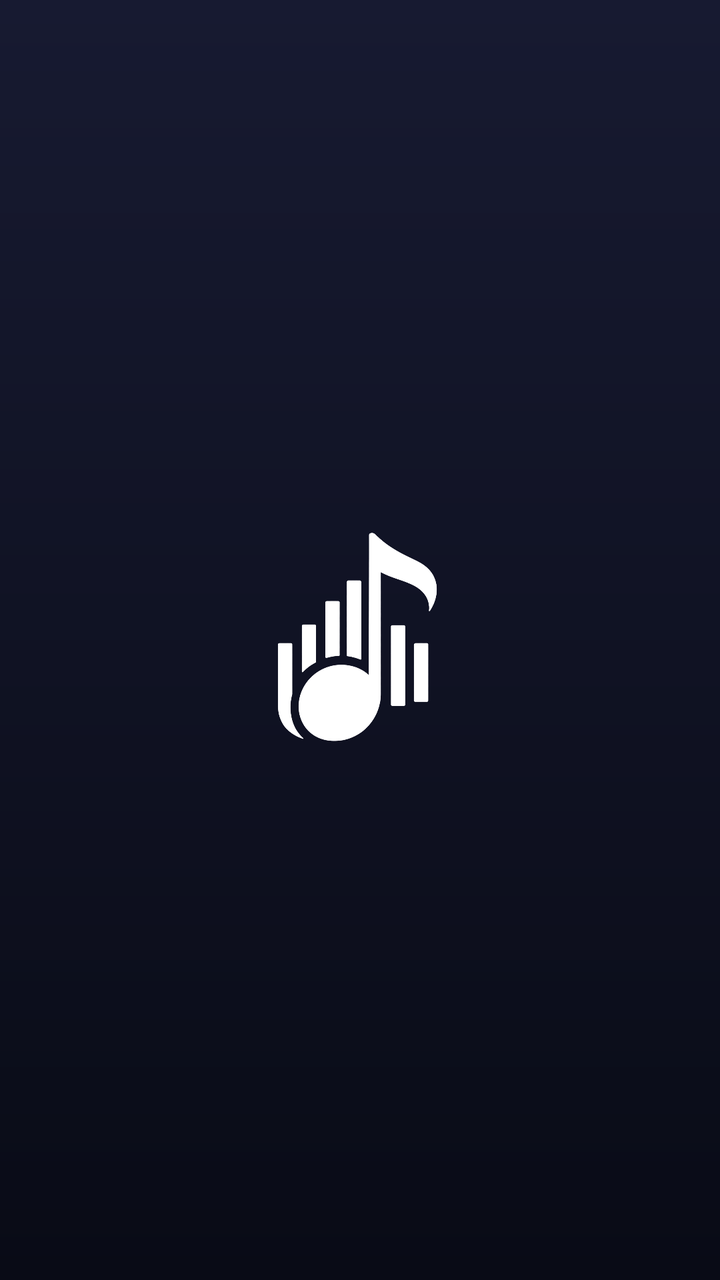
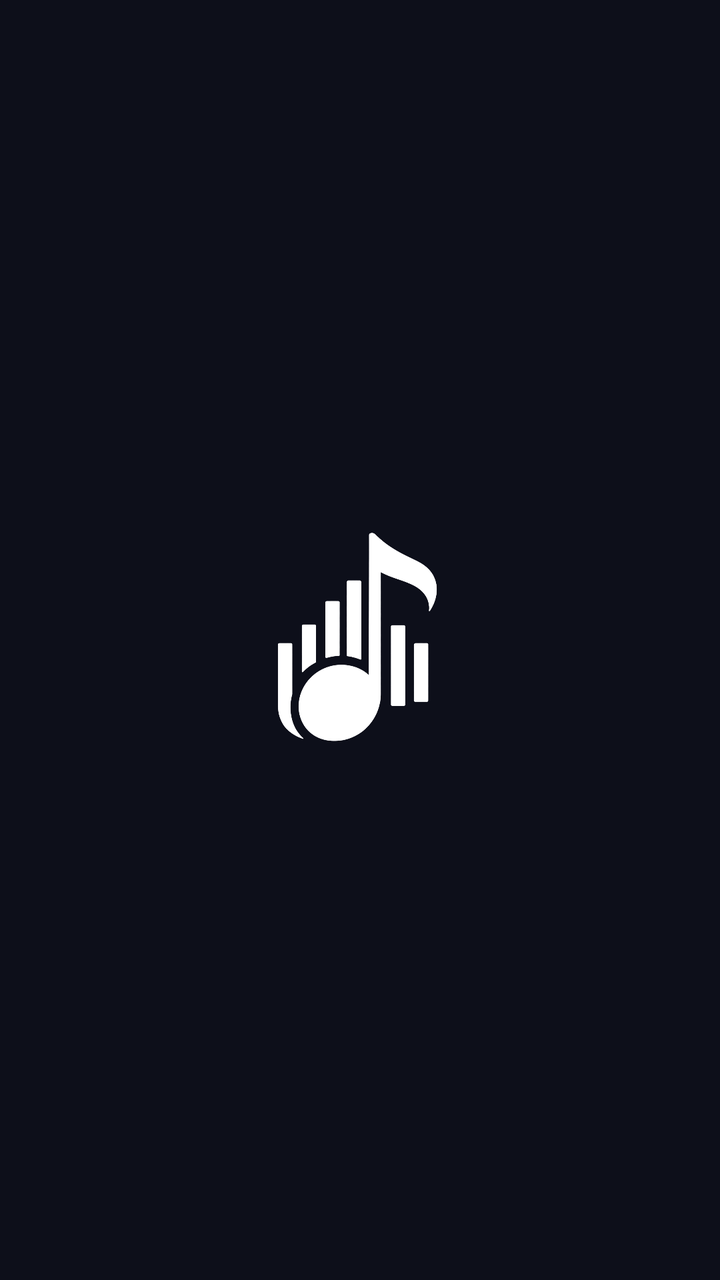

Screens rendered from an Android XML layout before and after an edit, with the pre-edit source and the edit as a unified diff.
<!-- AndroidManifest.xml: activity theme Theme.MusicBar -->
<!-- res/layout/activity_main.xml -->
<?xml version="1.0" encoding="utf-8"?>
<FrameLayout xmlns:android="http://schemas.android.com/apk/res/android"
    android:layout_width="match_parent"
    android:layout_height="match_parent"
    android:background="@drawable/bg_app">

    
    <ScrollView
        android:id="@+id/stationSelectView"
        android:layout_width="match_parent"
        android:layout_height="match_parent"
        android:clipToPadding="false"
        android:fillViewport="true"
        android:paddingHorizontal="20dp"
        android:paddingVertical="28dp">

        <LinearLayout
            android:id="@+id/stationContent"
            android:layout_width="wrap_content"
            android:layout_height="match_parent"
            android:layout_gravity="center_horizontal"
            android:gravity="center"
            android:orientation="vertical">

            
            <ImageView
                android:id="@+id/stationSelectLogo"
                android:layout_width="120dp"
                android:layout_height="120dp"
                android:layout_marginTop="32dp"
                android:layout_marginBottom="24dp"
                android:src="@drawable/logo_white" />

            <LinearLayout
                android:id="@+id/stationList"
                android:layout_width="match_parent"
                android:layout_height="wrap_content"
                android:layout_marginTop="18dp"
                android:gravity="center_horizontal"
                android:orientation="vertical" />
        </LinearLayout>
    </ScrollView>

    
    <LinearLayout
        android:id="@+id/playerView"
        android:layout_width="match_parent"
        android:layout_height="match_parent"
        android:orientation="vertical"
        android:paddingBottom="120dp"
        android:visibility="gone">

        
        <RelativeLayout
            android:layout_width="match_parent"
            android:layout_height="56dp"
            android:paddingHorizontal="18dp"
            android:gravity="center_vertical">

            <ImageButton
                android:id="@+id/backButton"
                android:layout_width="44dp"
                android:layout_height="44dp"
                android:layout_alignParentStart="true"
                android:layout_centerVertical="true"
                android:background="?android:attr/selectableItemBackgroundBorderless"
                android:contentDescription="Back"
                android:padding="10dp"
                android:scaleType="centerInside"
                android:src="@drawable/ic_back" />

            
            <TextView
                android:id="@+id/stationLabel"
                android:layout_width="wrap_content"
                android:layout_height="wrap_content"
                android:layout_toEndOf="@id/backButton"
                android:layout_centerVertical="true"
                android:layout_marginStart="12dp"
                android:textColor="@color/white"
                android:textSize="20sp"
                android:textStyle="bold"
                android:ellipsize="end"
                android:maxLines="1"
                android:visibility="visible" />

            <LinearLayout
                android:layout_width="wrap_content"
                android:layout_height="wrap_content"
                android:layout_alignParentEnd="true"
                android:layout_centerVertical="true"
                android:gravity="center_vertical"
                android:orientation="horizontal">

                
                <ImageButton
                    android:id="@+id/playlistSelectButton"
                    android:layout_width="40dp"
                    android:layout_height="40dp"
                    android:layout_marginEnd="12dp"
                    android:background="?android:attr/selectableItemBackgroundBorderless"
                    android:contentDescription="Select Playlist"
                    android:padding="8dp"
                    android:scaleType="centerInside"
                    android:src="@drawable/ic_playlist" />

                <ProgressBar
                    android:id="@+id/loadingSpinner"
                    style="?android:attr/progressBarStyleSmall"
                    android:layout_width="20dp"
                    android:layout_height="20dp"
                    android:layout_marginEnd="10dp"
                    android:indeterminateTint="#D7D5FF"
                    android:visibility="gone" />

                <TextView
                    android:id="@+id/statusLabel"
                    android:layout_width="wrap_content"
                    android:layout_height="wrap_content"
                    android:background="@drawable/bg_chip"
                    android:ellipsize="end"
                    android:gravity="center"
                    android:maxLines="1"
                    android:paddingHorizontal="12dp"
                    android:paddingVertical="7dp"
                    android:text="พร้อมเล่น"
                    android:textColor="#D7D5FF"
                    android:textSize="11sp"
                    android:textStyle="bold" />
            </LinearLayout>
        </RelativeLayout>

        
        <ScrollView
            android:layout_width="match_parent"
            android:layout_height="0dp"
            android:layout_weight="1"
            android:fillViewport="true"
            android:paddingHorizontal="18dp">

            <LinearLayout
                android:id="@+id/playerContent"
                android:layout_width="match_parent"
                android:layout_height="wrap_content"
                android:orientation="vertical">

                <LinearLayout
                    android:id="@+id/playlistContainer"
                    android:layout_width="match_parent"
                    android:layout_height="wrap_content"
                    android:orientation="vertical" />

                
                <LinearLayout
                    android:id="@+id/queueList"
                    android:layout_width="match_parent"
                    android:layout_height="wrap_content"
                    android:layout_marginTop="12dp"
                    android:orientation="vertical" />
            </LinearLayout>
        </ScrollView>
    </LinearLayout>

    
    <LinearLayout
        android:id="@+id/controlBar"
        android:layout_width="match_parent"
        android:layout_height="wrap_content"
        android:layout_gravity="bottom"
        android:background="@drawable/bg_control_bar"
        android:elevation="22dp"
        android:orientation="vertical"
        android:paddingHorizontal="18dp"
        android:paddingTop="12dp"
        android:paddingBottom="16dp"
        android:visibility="gone">

        
        <LinearLayout
            android:layout_width="match_parent"
            android:layout_height="wrap_content"
            android:gravity="center_vertical"
            android:orientation="horizontal">

            <TextView
                android:id="@+id/currentTimeLabel"
                android:layout_width="wrap_content"
                android:layout_height="wrap_content"
                android:layout_marginEnd="8dp"
                android:text="0:00"
                android:textColor="#8E96BD"
                android:textSize="11sp" />

            <ProgressBar
                android:id="@+id/playbackProgress"
                style="?android:attr/progressBarStyleHorizontal"
                android:layout_width="0dp"
                android:layout_height="5dp"
                android:layout_weight="1"
                android:max="1000"
                android:progress="0"
                android:progressDrawable="@drawable/progress_musicbar" />

            <TextView
                android:id="@+id/durationLabel"
                android:layout_width="wrap_content"
                android:layout_height="wrap_content"
                android:layout_marginStart="8dp"
                android:text="0:00"
                android:textColor="#8E96BD"
                android:textSize="11sp" />
        </LinearLayout>

        
        <LinearLayout
            android:layout_width="match_parent"
            android:layout_height="wrap_content"
            android:layout_marginTop="12dp"
            android:gravity="center_vertical"
            android:orientation="horizontal">

            
            <LinearLayout
                android:layout_width="0dp"
                android:layout_height="wrap_content"
                android:layout_weight="1.2"
                android:gravity="center_vertical"
                android:orientation="horizontal">

                <ImageView
                    android:id="@+id/controlArtworkView"
                    android:layout_width="52dp"
                    android:layout_height="52dp"
                    android:background="@drawable/bg_control_artwork"
                    android:contentDescription="Current song artwork"
                    android:padding="2dp"
                    android:scaleType="centerCrop"
                    android:src="@drawable/ic_music_note" />

                <LinearLayout
                    android:layout_width="0dp"
                    android:layout_height="wrap_content"
                    android:layout_marginStart="12dp"
                    android:layout_weight="1"
                    android:orientation="vertical">

                    <TextView
                        android:id="@+id/songTitle"
                        android:layout_width="match_parent"
                        android:layout_height="wrap_content"
                        android:ellipsize="marquee"
                        android:focusable="true"
                        android:focusableInTouchMode="true"
                        android:freezesText="true"
                        android:gravity="start"
                        android:marqueeRepeatLimit="marquee_forever"
                        android:maxLines="1"
                        android:scrollHorizontally="true"
                        android:singleLine="true"
                        android:text="เลือกสถานี"
                        android:textColor="@color/white"
                        android:textSize="15sp"
                        android:textStyle="bold" />

                    <TextView
                        android:id="@+id/songArtist"
                        android:layout_width="match_parent"
                        android:layout_height="wrap_content"
                        android:layout_marginTop="2dp"
                        android:ellipsize="end"
                        android:maxLines="1"
                        android:text="Music Bar"
                        android:textColor="@color/slate_300"
                        android:textSize="12sp" />
                </LinearLayout>
            </LinearLayout>

            
            <LinearLayout
                android:layout_width="wrap_content"
                android:layout_height="wrap_content"
                android:gravity="center_vertical"
                android:orientation="horizontal">

                <ImageButton
                    android:id="@+id/previousButton"
                    android:layout_width="44dp"
                    android:layout_height="44dp"
                    android:background="@drawable/bg_control_secondary"
                    android:contentDescription="Previous"
                    android:padding="12dp"
                    android:scaleType="center"
                    android:src="@drawable/ic_skip_previous" />

                <ImageButton
                    android:id="@+id/playPauseButton"
                    android:layout_width="56dp"
                    android:layout_height="56dp"
                    android:layout_marginHorizontal="12dp"
                    android:background="@drawable/bg_control_primary"
                    android:contentDescription="Play"
                    android:elevation="8dp"
                    android:outlineProvider="bounds"
                    android:padding="16dp"
                    android:scaleType="center"
                    android:src="@drawable/ic_play" />

                <ImageButton
                    android:id="@+id/nextButton"
                    android:layout_width="44dp"
                    android:layout_height="44dp"
                    android:background="@drawable/bg_control_secondary"
                    android:contentDescription="Next"
                    android:padding="12dp"
                    android:scaleType="center"
                    android:src="@drawable/ic_skip_next" />

                <ImageButton
                    android:id="@+id/crossfadeToggle"
                    android:layout_width="44dp"
                    android:layout_height="44dp"
                    android:layout_marginStart="12dp"
                    android:background="@drawable/bg_control_secondary"
                    android:contentDescription="Crossfade"
                    android:padding="12dp"
                    android:scaleType="centerInside"
                    android:src="@drawable/ic_crossfade" />
            </LinearLayout>
        </LinearLayout>

        
        <TextView
            android:id="@+id/crossfadeLabel"
            android:layout_width="0dp"
            android:layout_height="0dp"
            android:text=""
            android:visibility="gone" />
    </LinearLayout>

    
    <FrameLayout
        android:id="@+id/artworkFrame"
        android:layout_width="1dp"
        android:layout_height="1dp"
        android:visibility="gone">

        <ImageView
            android:id="@+id/artworkView"
            android:layout_width="1dp"
            android:layout_height="1dp"
            android:contentDescription="Album artwork"
            android:src="@drawable/ic_music_note" />
    </FrameLayout>

    
    <LinearLayout
        android:id="@+id/playlistSelectView"
        android:layout_width="match_parent"
        android:layout_height="match_parent"
        android:background="@drawable/bg_app"
        android:orientation="vertical"
        android:visibility="gone">

        
        <RelativeLayout
            android:layout_width="match_parent"
            android:layout_height="56dp"
            android:paddingHorizontal="18dp"
            android:gravity="center_vertical">

            <ImageButton
                android:id="@+id/cancelPlaylistSelectButton"
                android:layout_width="44dp"
                android:layout_height="44dp"
                android:layout_alignParentStart="true"
                android:layout_centerVertical="true"
                android:background="?android:attr/selectableItemBackgroundBorderless"
                android:contentDescription="Back"
                android:padding="10dp"
                android:scaleType="centerInside"
                android:src="@drawable/ic_back" />

            <TextView
                android:layout_width="wrap_content"
                android:layout_height="wrap_content"
                android:layout_toEndOf="@id/cancelPlaylistSelectButton"
                android:layout_centerVertical="true"
                android:layout_marginStart="12dp"
                android:text="เลือก Playlist"
                android:textColor="@color/white"
                android:textSize="20sp"
                android:textStyle="bold"
                android:ellipsize="end"
                android:maxLines="1" />
        </RelativeLayout>

        
        <ScrollView
            android:layout_width="match_parent"
            android:layout_height="0dp"
            android:layout_weight="1"
            android:clipToPadding="false"
            android:fillViewport="true"
            android:paddingHorizontal="20dp"
            android:paddingVertical="12dp">

            <LinearLayout
                android:id="@+id/playlistList"
                android:layout_width="wrap_content"
                android:layout_height="wrap_content"
                android:layout_gravity="center_horizontal"
                android:gravity="center_horizontal"
                android:orientation="vertical" />
        </ScrollView>
    </LinearLayout>
</FrameLayout>
<!-- resources referenced by this layout -->
<resources>
  <color name="slate_300">#FFAAB0D8</color>
  <color name="white">#FFFFFFFF</color>
  <!-- drawable bg_app (drawable) -->
  <?xml version="1.0" encoding="utf-8"?>
  <shape xmlns:android="http://schemas.android.com/apk/res/android">
      <gradient
          android:angle="270"
          android:endColor="#090B16"
          android:startColor="#171A31" />
  </shape>
  <!-- drawable bg_chip (drawable) -->
  <?xml version="1.0" encoding="utf-8"?>
  <shape xmlns:android="http://schemas.android.com/apk/res/android">
      <gradient
          android:angle="90"
          android:endColor="#1C2142"
          android:startColor="#242A51" />
      <corners android:radius="18dp" />
      <stroke
          android:width="1dp"
          android:color="#343B69" />
  </shape>
  <!-- drawable bg_control_artwork (drawable) -->
  <?xml version="1.0" encoding="utf-8"?>
  <shape xmlns:android="http://schemas.android.com/apk/res/android">
      <solid android:color="#11162B" />
      <corners android:radius="12dp" />
      <stroke
          android:width="1dp"
          android:color="#3A4374" />
  </shape>
  <!-- drawable bg_control_bar (drawable) -->
  <?xml version="1.0" encoding="utf-8"?>
  <shape xmlns:android="http://schemas.android.com/apk/res/android">
      <gradient
          android:angle="90"
          android:startColor="#CC111426"
          android:endColor="#801D2246" />
      <corners
          android:topLeftRadius="24dp"
          android:topRightRadius="24dp" />
      <stroke
          android:width="1dp"
          android:color="#26FFFFFF" />
  </shape>
  <!-- drawable bg_control_secondary (drawable) -->
  <?xml version="1.0" encoding="utf-8"?>
  <shape xmlns:android="http://schemas.android.com/apk/res/android">
      <gradient
          android:angle="135"
          android:endColor="#1D2248"
          android:startColor="#2A305E" />
      <corners android:radius="32dp" />
      <stroke
          android:width="1dp"
          android:color="#3C447B" />
  </shape>
  <!-- drawable ic_playlist (drawable) -->
  <?xml version="1.0" encoding="utf-8"?>
  <vector xmlns:android="http://schemas.android.com/apk/res/android"
      android:width="24dp"
      android:height="24dp"
      android:viewportWidth="24"
      android:viewportHeight="24">
      
      <path
          android:strokeColor="#FFFFFF"
          android:strokeWidth="2"
          android:strokeLineCap="round"
          android:pathData="M 4,6 L 14,6" />
      <path
          android:strokeColor="#FFFFFF"
          android:strokeWidth="2"
          android:strokeLineCap="round"
          android:pathData="M 4,12 L 12,12" />
      <path
          android:strokeColor="#FFFFFF"
          android:strokeWidth="2"
          android:strokeLineCap="round"
          android:pathData="M 4,18 L 10,18" />
  
      
      <path
          android:fillColor="#FFFFFF"
          android:pathData="M 18,5 L 22,5 L 22,7 L 18,7 L 18,13 A 2.5,2.5 0 1 1 15.5,10.5 A 2.5,2.5 0 0 1 18,13 L 18,5 Z" />
  </vector>
  <color name="musicbar_violet">#FF6A5CFF</color>
  <color name="musicbar_indigo">#FF1E3A8A</color>
  <color name="musicbar_blue">#FF3D7BFF</color>
  <color name="musicbar_pink">#FFFF5DB8</color>
  <color name="dark_bg">#FF111426</color>
  <!-- unchanged entries left out for length: 10 -->
</resources>

<!-- the commit's change to res/layout/activity_main.xml (unified diff, before → after) -->
@@ -91,6 +91,18 @@
                 android:layout_centerVertical="true"
                 android:gravity="center_vertical"
                 android:orientation="horizontal">
+
+                
+                <ImageButton
+                    android:id="@+id/refreshButton"
+                    android:layout_width="40dp"
+                    android:layout_height="40dp"
+                    android:layout_marginEnd="8dp"
+                    android:background="?android:attr/selectableItemBackgroundBorderless"
+                    android:contentDescription="Refresh"
+                    android:padding="8dp"
+                    android:scaleType="centerInside"
+                    android:src="@drawable/ic_refresh" />
 
                 
                 <ImageButton
@@ -167,12 +179,14 @@
         android:layout_width="match_parent"
         android:layout_height="wrap_content"
         android:layout_gravity="bottom"
+        android:layout_marginHorizontal="12dp"
+        android:layout_marginBottom="12dp"
         android:background="@drawable/bg_control_bar"
         android:elevation="22dp"
         android:orientation="vertical"
         android:paddingHorizontal="18dp"
-        android:paddingTop="12dp"
-        android:paddingBottom="16dp"
+        android:paddingTop="14dp"
+        android:paddingBottom="18dp"
         android:visibility="gone">
 
         
@@ -380,10 +394,23 @@
                 android:scaleType="centerInside"
                 android:src="@drawable/ic_back" />
 
+            <ImageButton
+                android:id="@+id/playlistRefreshButton"
+                android:layout_width="40dp"
+                android:layout_height="40dp"
+                android:layout_alignParentEnd="true"
+                android:layout_centerVertical="true"
+                android:background="?android:attr/selectableItemBackgroundBorderless"
+                android:contentDescription="Refresh Playlists"
+                android:padding="8dp"
+                android:scaleType="centerInside"
+                android:src="@drawable/ic_refresh" />
+
             <TextView
                 android:layout_width="wrap_content"
                 android:layout_height="wrap_content"
                 android:layout_toEndOf="@id/cancelPlaylistSelectButton"
+                android:layout_toStartOf="@id/playlistRefreshButton"
                 android:layout_centerVertical="true"
                 android:layout_marginStart="12dp"
                 android:text="เลือก Playlist"
@@ -413,4 +440,56 @@
                 android:orientation="vertical" />
         </ScrollView>
     </LinearLayout>
+
+    
+    <FrameLayout
+        android:id="@+id/splashOverlay"
+        android:layout_width="match_parent"
+        android:layout_height="match_parent"
+        android:background="#E6001E2D"
+        android:visibility="gone">
+
+        <LinearLayout
+            android:layout_width="wrap_content"
+            android:layout_height="wrap_content"
+            android:layout_gravity="center"
+            android:gravity="center"
+            android:orientation="vertical">
+
+            <ImageView
+                android:id="@+id/splashLogo"
+                android:layout_width="80dp"
+                android:layout_height="80dp"
+                android:src="@drawable/logo_white" />
+
+            <TextView
+                android:id="@+id/splashStationName"
+                android:layout_width="wrap_content"
+                android:layout_height="wrap_content"
+                android:layout_marginTop="16dp"
+                android:textColor="@color/white"
+                android:textSize="18sp"
+                android:textStyle="bold"
+                android:ellipsize="end"
+                android:maxLines="1"
+                android:text="" />
+
+            <ProgressBar
+                android:id="@+id/splashSpinner"
+                style="?android:attr/progressBarStyleSmall"
+                android:layout_width="28dp"
+                android:layout_height="28dp"
+                android:layout_marginTop="24dp"
+                android:indeterminateTint="#D7D5FF" />
+
+            <TextView
+                android:id="@+id/splashStatus"
+                android:layout_width="wrap_content"
+                android:layout_height="wrap_content"
+                android:layout_marginTop="12dp"
+                android:textColor="#8E96BD"
+                android:textSize="13sp"
+                android:text="กำลังโหลด..." />
+        </LinearLayout>
+    </FrameLayout>
 </FrameLayout>
<!-- resource entries referenced after the edit -->
@@ -5,60 +5,46 @@
   <!-- drawable bg_app (drawable) -->
   <?xml version="1.0" encoding="utf-8"?>
   <shape xmlns:android="http://schemas.android.com/apk/res/android">
-      <gradient
-          android:angle="270"
-          android:endColor="#090B16"
-          android:startColor="#171A31" />
+      <solid android:color="#FF0D0F1A" />
   </shape>
   <!-- drawable bg_chip (drawable) -->
   <?xml version="1.0" encoding="utf-8"?>
   <shape xmlns:android="http://schemas.android.com/apk/res/android">
-      <gradient
-          android:angle="90"
-          android:endColor="#1C2142"
-          android:startColor="#242A51" />
+      <solid android:color="#1A1C2440" />
       <corners android:radius="18dp" />
       <stroke
-          android:width="1dp"
-          android:color="#343B69" />
+          android:width="0.5dp"
+          android:color="#1AFFFFFF" />
   </shape>
   <!-- drawable bg_control_artwork (drawable) -->
   <?xml version="1.0" encoding="utf-8"?>
   <shape xmlns:android="http://schemas.android.com/apk/res/android">
-      <solid android:color="#11162B" />
+      <solid android:color="#141824" />
       <corners android:radius="12dp" />
       <stroke
-          android:width="1dp"
-          android:color="#3A4374" />
+          android:width="0.5dp"
+          android:color="#1AFFFFFF" />
   </shape>
   <!-- drawable bg_control_bar (drawable) -->
   <?xml version="1.0" encoding="utf-8"?>
   <shape xmlns:android="http://schemas.android.com/apk/res/android">
-      <gradient
-          android:angle="90"
-          android:startColor="#CC111426"
-          android:endColor="#801D2246" />
+      <solid android:color="#CC0D0F1A" />
       <corners
-          android:topLeftRadius="24dp"
-          android:topRightRadius="24dp" />
+          android:radius="28dp" />
       <stroke
-          android:width="1dp"
-          android:color="#26FFFFFF" />
+          android:width="0.5dp"
+          android:color="#1AFFFFFF" />
   </shape>
   <!-- drawable bg_control_secondary (drawable) -->
   <?xml version="1.0" encoding="utf-8"?>
   <shape xmlns:android="http://schemas.android.com/apk/res/android">
-      <gradient
-          android:angle="135"
-          android:endColor="#1D2248"
-          android:startColor="#2A305E" />
+      <solid android:color="#1A1C2440" />
       <corners android:radius="32dp" />
       <stroke
-          android:width="1dp"
-          android:color="#3C447B" />
+          android:width="0.5dp"
+          android:color="#1AFFFFFF" />
   </shape>
   <!-- drawable ic_playlist (drawable) -->
-  <?xml version="1.0" encoding="utf-8"?>
   <vector xmlns:android="http://schemas.android.com/apk/res/android"
       android:width="24dp"
       android:height="24dp"
@@ -69,22 +55,57 @@
           android:strokeColor="#FFFFFF"
           android:strokeWidth="2"
           android:strokeLineCap="round"
-          android:pathData="M 4,6 L 14,6" />
+          android:pathData="M 8,6 L 20,6" />
       <path
           android:strokeColor="#FFFFFF"
           android:strokeWidth="2"
           android:strokeLineCap="round"
-          android:pathData="M 4,12 L 12,12" />
+          android:pathData="M 8,12 L 18,12" />
       <path
           android:strokeColor="#FFFFFF"
           android:strokeWidth="2"
           android:strokeLineCap="round"
-          android:pathData="M 4,18 L 10,18" />
-  
+          android:pathData="M 8,18 L 14,18" />
       
       <path
           android:fillColor="#FFFFFF"
-          android:pathData="M 18,5 L 22,5 L 22,7 L 18,7 L 18,13 A 2.5,2.5 0 1 1 15.5,10.5 A 2.5,2.5 0 0 1 18,13 L 18,5 Z" />
+          android:pathData="M 4,10 L 6,8 L 6,16 Z" />
+  </vector>
+  <!-- drawable ic_refresh (drawable) -->
+  <vector xmlns:android="http://schemas.android.com/apk/res/android"
+      android:width="24dp"
+      android:height="24dp"
+      android:viewportWidth="24"
+      android:viewportHeight="24">
+      
+      <path
+          android:strokeColor="#FFFFFF"
+          android:strokeWidth="2"
+          android:strokeLineCap="round"
+          android:strokeLineJoin="round"
+          android:fillColor="#00000000"
+          android:pathData="M 1,12 A 11,11 0 1,1 12,23" />
+      <path
+          android:strokeColor="#FFFFFF"
+          android:strokeWidth="2"
+          android:strokeLineCap="round"
+          android:strokeLineJoin="round"
+          android:fillColor="#00000000"
+          android:pathData="M 12,23 L 7,18 L 12,13" />
+      <path
+          android:strokeColor="#FFFFFF"
+          android:strokeWidth="2"
+          android:strokeLineCap="round"
+          android:strokeLineJoin="round"
+          android:fillColor="#00000000"
+          android:pathData="M 23,12 A 11,11 0 0,0 12,1" />
+      <path
+          android:strokeColor="#FFFFFF"
+          android:strokeWidth="2"
+          android:strokeLineCap="round"
+          android:strokeLineJoin="round"
+          android:fillColor="#00000000"
+          android:pathData="M 12,1 L 7,6 L 12,11" />
   </vector>
   <color name="musicbar_violet">#FF6A5CFF</color>
   <color name="musicbar_indigo">#FF1E3A8A</color>
